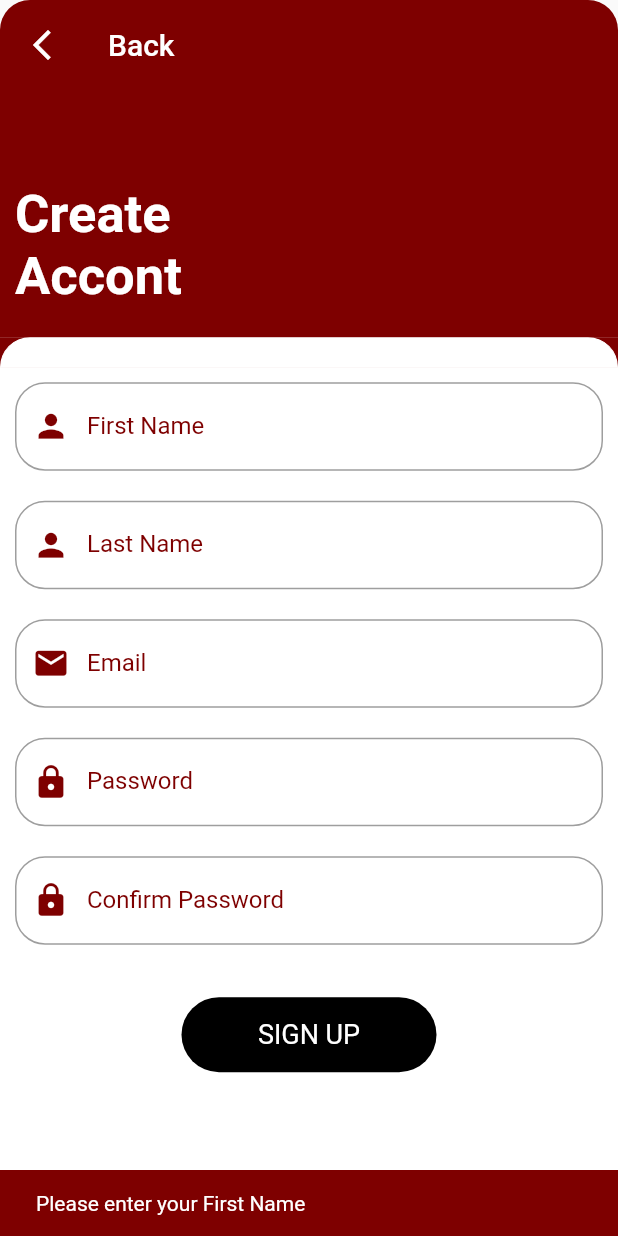
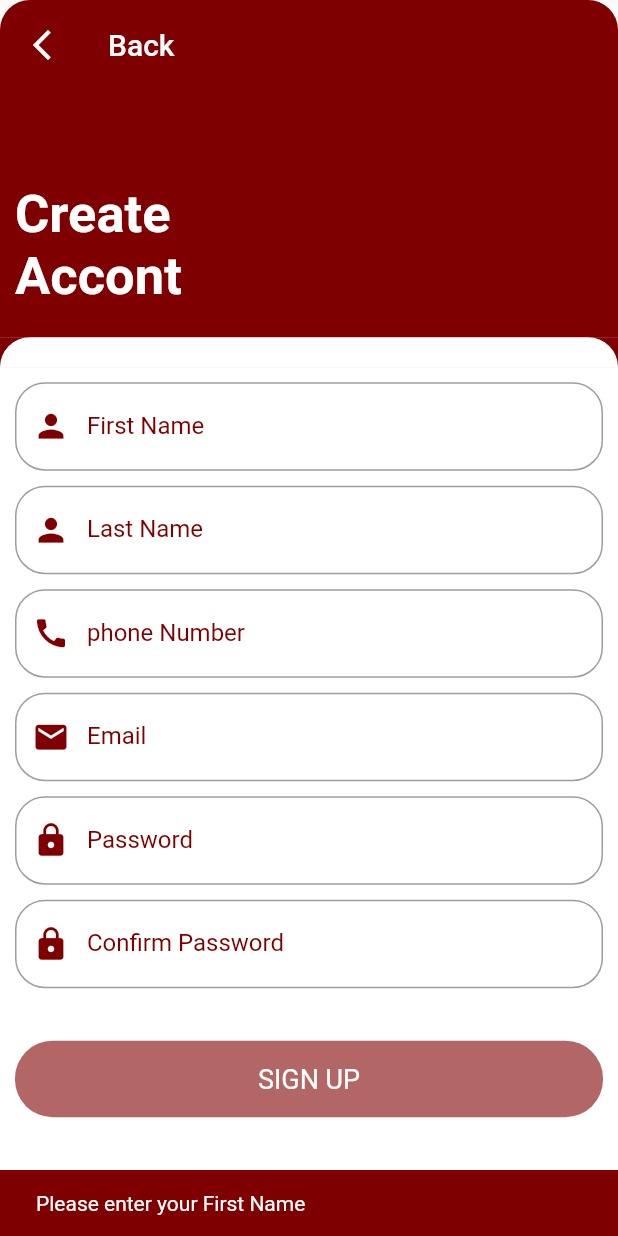
Before and after one commit to jennifersha/sahhar, a Flutter app: the SignUp screen opened directly, after a tap on "SIGN UP", on a phone screen of 412 x 824 dp. Run offline on Flutter 3.47's test engine with Material 2 defaults, Android fonts, the phone set to English and light mode, and no system bars; our stand-ins replace carousel_slider, cloud_firestore, firebase_auth, firebase_core, firebase_storage, google_sign_in and 1 more; missing offline and left inert: flutter_facebook_auth; accounts and stored records are empty.

Commit message:
new updates

```diff
--- a/sahhar/lib/auth_screens/SignUp.dart
+++ b/sahhar/lib/auth_screens/SignUp.dart
@@ -2,6 +2,7 @@ import 'package:cloud_firestore/cloud_firestore.dart';
 import 'package:firebase_auth/firebase_auth.dart';
 import 'package:firebase_core/firebase_core.dart';
 import 'package:flutter/material.dart';
+import 'package:flutter/services.dart';
 
 class SignUp extends StatefulWidget {
   @override
@@ -12,16 +13,18 @@ class _SignUpState extends State<SignUp> {
   Map userData = {
     'Firstname': '',
     'Lastname': '',
+    'phoneNumber': '',
     'email': '',
     'pass': '',
   };
+
   TextEditingController txtpassC = TextEditingController();
 
   bool didclick = false;
 
   bool validateInputs() {
     if (userData['Firstname'].isEmpty) {
-      ScaffoldMessenger.of(context).showSnackBar(SnackBar(
+      ScaffoldMessenger.of(context).showSnackBar(const SnackBar(
         content: Text(
           'Please enter your First Name',
           style: TextStyle(color: Colors.white),
@@ -31,7 +34,7 @@ class _SignUpState extends State<SignUp> {
       return false;
     }
     if (userData['Lastname'].isEmpty) {
-      ScaffoldMessenger.of(context).showSnackBar(SnackBar(
+      ScaffoldMessenger.of(context).showSnackBar(const SnackBar(
         content: Text(
           'Please enter your Last Name',
           style: TextStyle(color: Colors.white),
@@ -40,8 +43,19 @@ class _SignUpState extends State<SignUp> {
       ));
       return false;
     }
+    if (userData['phoneNumber'].toString().isEmpty ||
+        userData['phoneNumber'].toString().length < 9) {
+      ScaffoldMessenger.of(context).showSnackBar(const SnackBar(
+        content: Text(
+          'Please enter a valid number with your WhatsApp introduction',
+          style: TextStyle(color: Colors.white),
+        ),
+        backgroundColor: Color(0xFF7E0000),
+      ));
+      return false;
+    }
     if (userData['email'].isEmpty || !userData['email'].contains('@')) {
-      ScaffoldMessenger.of(context).showSnackBar(SnackBar(
+      ScaffoldMessenger.of(context).showSnackBar(const SnackBar(
         content: Text(
           'Please enter a Valid email address',
           style: TextStyle(color: Colors.white),
@@ -51,7 +65,7 @@ class _SignUpState extends State<SignUp> {
       return false;
     }
     if (userData['pass'].isEmpty || userData['pass'].length < 6) {
-      ScaffoldMessenger.of(context).showSnackBar(SnackBar(
+      ScaffoldMessenger.of(context).showSnackBar(const SnackBar(
         content: Text(
           'Please enter a Password with at least 6 characters',
           style: TextStyle(color: Colors.white),
@@ -60,8 +74,8 @@ class _SignUpState extends State<SignUp> {
       ));
       return false;
     }
-    if (txtpassC!.text != userData['pass']) {
-      ScaffoldMessenger.of(context).showSnackBar(SnackBar(
+    if (txtpassC.text != userData['pass']) {
+      ScaffoldMessenger.of(context).showSnackBar(const SnackBar(
         content: Text(
           'Passwords do Not match',
           style: TextStyle(color: Colors.white),
@@ -70,6 +84,7 @@ class _SignUpState extends State<SignUp> {
       ));
       return false;
     }
+
     return true;
   }
 
@@ -85,6 +100,7 @@ class _SignUpState extends State<SignUp> {
               Navigator.of(context).pop();
             },
           ),
+          elevation: 0,
         ),
         body: SingleChildScrollView(
           child: Column(
@@ -155,7 +171,7 @@ class _SignUpState extends State<SignUp> {
                         labelText: "First Name",
                       ),
                     ),
-                    const SizedBox(height: 20),
+                    const SizedBox(height: 10),
                     TextField(
                       cursorColor: const Color(0xFF7E0000),
                       onChanged: (value) => userData['Lastname'] = value,
@@ -183,7 +199,36 @@ class _SignUpState extends State<SignUp> {
                         labelText: "Last Name",
                       ),
                     ),
-                    const SizedBox(height: 20),
+                    const SizedBox(height: 10),
+                    TextField(
+                      cursorColor: const Color(0xFF7E0000),
+                      onChanged: (value) => userData['phoneNumber'] = value,
+                      keyboardType: TextInputType.phone,
+                      decoration: InputDecoration(
+                        prefixIcon: const Icon(
+                          Icons.call,
+                          color: Color(0xFF7E0000),
+                          size: 25,
+                        ),
+                        enabledBorder: OutlineInputBorder(
+                            borderRadius: BorderRadius.circular(20),
+                            borderSide: const BorderSide(
+                              color: Colors.grey,
+                              width: 1.0,
+                            )),
+                        focusedBorder: OutlineInputBorder(
+                          borderSide: const BorderSide(
+                            color: Color(0xFF7E0000),
+                          ),
+                          borderRadius: BorderRadius.circular(20),
+                        ),
+                        labelStyle: const TextStyle(
+                          color: Color(0xFF7E0000),
+                        ),
+                        labelText: "phone Number",
+                      ),
+                    ),
+                    const SizedBox(height: 10),
                     TextField(
                       onChanged: (value) => userData['email'] = value,
                       cursorColor: const Color(0xFF7E0000),
@@ -211,7 +256,7 @@ class _SignUpState extends State<SignUp> {
                         labelText: "Email",
                       ),
                     ),
-                    const SizedBox(height: 20),
+                    const SizedBox(height: 10),
                     TextField(
                       onChanged: (value) => userData['pass'] = value,
                       cursorColor: const Color(0xFF7E0000),
@@ -240,7 +285,7 @@ class _SignUpState extends State<SignUp> {
                       ),
                       obscureText: true,
                     ),
-                    const SizedBox(height: 20),
+                    const SizedBox(height: 10),
                     TextField(
                       controller: txtpassC,
                       cursorColor: const Color(0xFF7E0000),
@@ -273,6 +318,7 @@ class _SignUpState extends State<SignUp> {
                     Container(
                       child: InkWell(
                         onTap: () async {
+                          print(userData['phoneNumber']);
                           if (!validateInputs()) return;
                           FirebaseAuth auth = FirebaseAuth.instance;
                           try {
@@ -285,15 +331,10 @@ class _SignUpState extends State<SignUp> {
                                 .set({
                               "Firstname": userData['Firstname'],
                               "Lastname": userData['Lastname'],
+                              'phoneNumber': userData['phoneNumber'],
                               "email": userData['email'],
                               "pass": userData['pass'],
-                            });
-                            // await FirebaseFirestore.instance
-                            //     .collection('users')
-                            //     .doc(auth.currentUser!.uid.toString())
-                            //     .collection('cart')
-                            //     .add();
-                            // ignore: use_build_context_synchronously
+                            }).whenComplete(() {
                               showDialog(
                                 context: context,
                                 builder: (BuildContext context) {
@@ -301,16 +342,17 @@ class _SignUpState extends State<SignUp> {
                                     shape: RoundedRectangleBorder(
                                         borderRadius:
                                             BorderRadius.circular(20.0)),
-                                  title: const Text("Success",
+                                    title: const Text(
+                                        "Sign up successfully Done",
                                         style: TextStyle(
                                             fontSize: 24,
                                             color: Colors.green,
                                             fontWeight: FontWeight.bold)),
                                     content: SizedBox(
-                                    width:
-                                        MediaQuery.of(context).size.width * 10,
-                                    child:
-                                        const Text("Sign up successfully Done"),
+                                      width: MediaQuery.of(context).size.width *
+                                          10,
+                                      child: const Text(
+                                          "Now you can back to Login with you'r acoont"),
                                     ),
                                     actions: <Widget>[
                                       InkWell(
@@ -327,16 +369,18 @@ class _SignUpState extends State<SignUp> {
                                   );
                                 },
                               );
+                            });
                           } catch (error) {
                             ScaffoldMessenger.of(context).showSnackBar(
                                 SnackBar(content: Text(error.toString())));
                           }
                         },
                         child: Container(
-                          width: 170,
-                          height: 50,
+                          width: MediaQuery.of(context).size.width,
+                          // height: 50,
+                          padding: const EdgeInsets.symmetric(vertical: 15),
                           decoration: BoxDecoration(
-                            color: Colors.black,
+                            color: const Color(0xFF7E0000).withOpacity(0.6),
                             borderRadius: BorderRadius.circular(25),
                           ),
                           child: const Center(
--- a/sahhar/lib/main.dart
+++ b/sahhar/lib/main.dart
@@ -1,6 +1,6 @@
 import 'package:firebase_core/firebase_core.dart';
 import 'package:flutter/material.dart';
-import 'package:sahhar/auth_screens/startScreen.dart';
+import 'package:sahhar/widget/startScreen.dart';
 import 'package:firebase_auth/firebase_auth.dart';
 import 'package:sahhar/user_app/Home.dart';
 import 'admin_app/AdminDashboard.dart';
```
Also changed, not shown: sahhar/lib/auth_screens/LoginPage.dart (+12 -41 lines), sahhar/lib/auth_screens/Resetpsw.dart (+20 -20 lines), sahhar/lib/widget/NavBar.dart (renamed from sahhar/lib/wide/NavBar.dart). Lines whose indentation alone changed are shown as unchanged.
